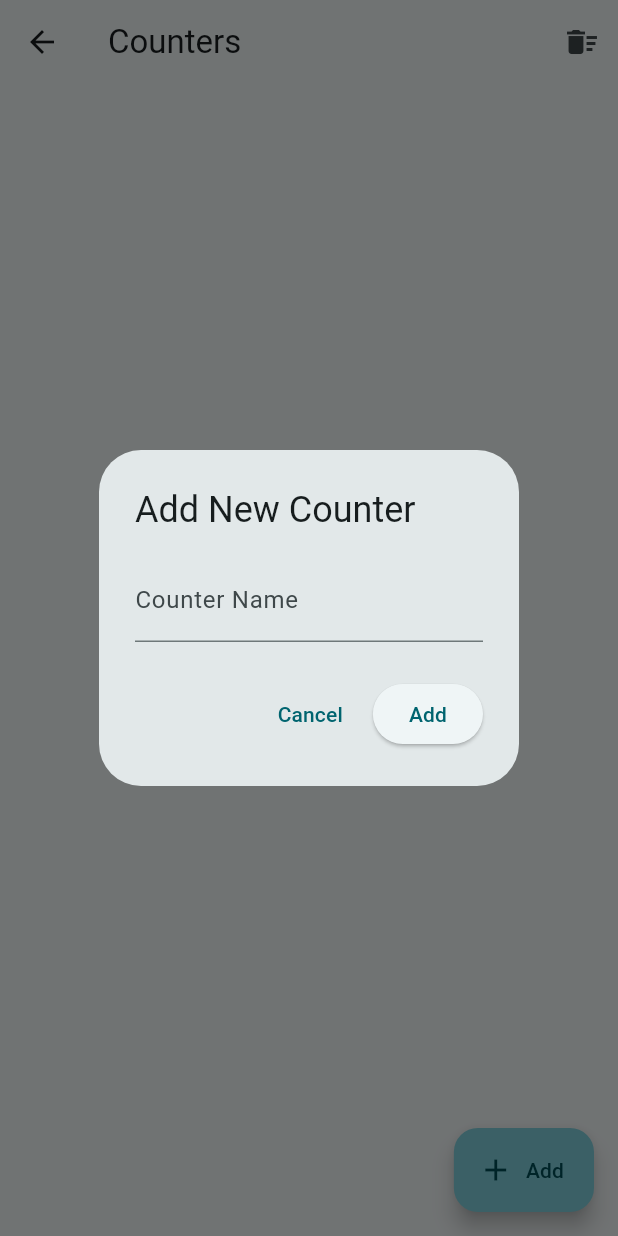
After one commit to defektive/perfect-pitch-counter, a Flutter app: the ArbitraryCountersPage screen opened directly, after a tap on "Add", on a phone screen of 412 x 824 dp. The commit adds this screen. Run offline on Flutter 3.47's test engine with Material 3 defaults, Android fonts, the phone set to English and light mode, and no system bars; our stand-ins replace package_info_plus; missing offline and left inert: wear_plus.

Commit message:
new page for arbitrary counters

```diff
--- /dev/null
+++ b/lib/models/arbitrary_counter.dart
@@ -0,0 +1,29 @@
+import 'package:flutter/foundation.dart';
+
+class ArbitraryCounter extends ChangeNotifier {
+  final String name;
+  final String id;
+  int _count = 0;
+
+  static int _nextId = 1;
+  ArbitraryCounter(this.name) : id = '${_nextId++}';
+
+  int get count => _count;
+
+  void increment() {
+    _count++;
+    notifyListeners();
+  }
+
+  void decrement() {
+    if (_count > 0) {
+      _count--;
+      notifyListeners();
+    }
+  }
+
+  void reset() {
+    _count = 0;
+    notifyListeners();
+  }
+}
--- /dev/null
+++ b/lib/models/counter_manager.dart
@@ -0,0 +1,42 @@
+import 'package:flutter/foundation.dart';
+import 'arbitrary_counter.dart';
+
+class CounterManager extends ChangeNotifier {
+  final List<ArbitraryCounter> _counters = [];
+
+  List<ArbitraryCounter> get counters => List.unmodifiable(_counters);
+  int get totalCount => _counters.fold(0, (sum, c) => sum + c.count);
+
+  void addCounter(String name) {
+    final counter = ArbitraryCounter(name);
+    _counters.add(counter);
+    notifyListeners();
+  }
+
+  void incrementCounter(ArbitraryCounter counter) {
+    counter.increment();
+    notifyListeners();
+  }
+
+  void decrementCounter(ArbitraryCounter counter) {
+    counter.decrement();
+    notifyListeners();
+  }
+
+  void resetCounter(ArbitraryCounter counter) {
+    counter.reset();
+    notifyListeners();
+  }
+
+  void removeCounter(ArbitraryCounter counter) {
+    _counters.remove(counter);
+    notifyListeners();
+  }
+
+  void resetAll() {
+    for (final counter in _counters) {
+      counter.reset();
+    }
+    notifyListeners();
+  }
+}
--- /dev/null
+++ b/lib/pages/arbitrary_counters.dart
@@ -0,0 +1,187 @@
+import 'package:flutter/material.dart';
+import 'package:provider/provider.dart';
+import '../models/counter_manager.dart';
+import '../models/arbitrary_counter.dart';
+
+class ArbitraryCountersPage extends StatefulWidget {
+  const ArbitraryCountersPage({super.key});
+
+  @override
+  State<ArbitraryCountersPage> createState() => _ArbitraryCountersPageState();
+}
+
+class _ArbitraryCountersPageState extends State<ArbitraryCountersPage> {
+  final _counterManager = CounterManager();
+  final _nameController = TextEditingController();
+  final _formKey = GlobalKey<FormState>();
+
+  @override
+  Widget build(BuildContext context) {
+    return ChangeNotifierProvider.value(
+      value: _counterManager,
+      child: Scaffold(
+        appBar: AppBar(
+          title: const Text('Counters'),
+          actions: [
+            IconButton(
+              icon: const Icon(Icons.delete_sweep),
+              tooltip: 'Reset All',
+              onPressed: _counterManager.resetAll,
+            ),
+          ],
+        ),
+        body: Consumer<CounterManager>(
+          builder: (context, manager, child) {
+            return manager.counters.isEmpty
+                ? const Center(
+                    child: Text(
+                      'No counters added. Tap + to add one.',
+                      style: TextStyle(color: Colors.grey),
+                    ),
+                  )
+                : ListView.builder(
+                    padding: const EdgeInsets.all(8),
+                    itemBuilder: (context, index) {
+                      return _buildCounterTile(manager.counters[index]);
+                    },
+                    itemCount: manager.counters.length,
+                  );
+          },
+        ),
+        floatingActionButton: FloatingActionButton.extended(
+          onPressed: _showAddCounterDialog,
+          tooltip: 'Add Counter',
+          icon: const Icon(Icons.add),
+          label: const Text('Add'),
+        ),
+      ),
+    );
+  }
+
+  Widget _buildCounterTile(ArbitraryCounter counter) {
+    return ListTile(
+      key: ValueKey(counter.id),
+      leading: Text(
+        counter.name,
+        style: const TextStyle(
+          fontWeight: FontWeight.bold,
+          fontSize: 18,
+        ),
+      ),
+      title: Container(
+        width: 50,
+        height: 50,
+        decoration: BoxDecoration(
+          color: Colors.grey[800],
+          borderRadius: BorderRadius.circular(25),
+        ),
+        child: Center(
+          child: Text(
+            counter.count.toString(),
+            style: const TextStyle(
+              fontSize: 24,
+              fontWeight: FontWeight.bold,
+            ),
+          ),
+        ),
+      ),
+      trailing: Row(
+        mainAxisSize: MainAxisSize.min,
+        children: [
+          IconButton(
+            icon: const Icon(Icons.remove),
+            onPressed: counter.count > 0
+                ? () => _counterManager.decrementCounter(counter)
+                : null,
+          ),
+          const SizedBox(width: 4),
+          IconButton(
+            icon: const Icon(Icons.add),
+            onPressed: () => _counterManager.incrementCounter(counter),
+          ),
+          IconButton(
+            icon: const Icon(Icons.refresh),
+            onPressed: () => _counterManager.resetCounter(counter),
+          ),
+          IconButton(
+            icon: const Icon(Icons.delete, color: Colors.red),
+            onPressed: () => _showRemoveDialog(counter),
+          ),
+        ],
+      ),
+      onTap: () => _showRemoveDialog(counter),
+    );
+  }
+
+  void _showAddCounterDialog() {
+    showDialog(
+      context: context,
+      builder: (context) => AlertDialog(
+        title: const Text('Add New Counter'),
+        content: Form(
+          key: _formKey,
+          child: TextFormField(
+            controller: _nameController,
+            decoration: const InputDecoration(
+              labelText: 'Counter Name',
+              hintText: 'e.g., Jumps, Sprints',
+            ),
+            validator: (value) {
+              if (value == null || value.isEmpty) {
+                return 'Please enter a name';
+              }
+              return null;
+            },
+          ),
+        ),
+        actions: [
+          TextButton(
+            onPressed: () => Navigator.pop(context),
+            child: const Text('Cancel'),
+          ),
+          ElevatedButton(
+            onPressed: _addCounter,
+            child: const Text('Add'),
+          ),
+        ],
+      ),
+    );
+  }
+
+  void _addCounter() {
+    if (_formKey.currentState!.validate()) {
+      _counterManager.addCounter(_nameController.text.trim());
+      _nameController.clear();
+      Navigator.pop(context);
+    }
+  }
+
+  void _showRemoveDialog(ArbitraryCounter counter) {
+    showDialog(
+      context: context,
+      builder: (context) => AlertDialog(
+        title: const Text('Remove Counter'),
+        content: Text('${counter.name} will be deleted permanently.'),
+        actions: [
+          TextButton(
+            onPressed: () => Navigator.pop(context),
+            child: const Text('Cancel'),
+          ),
+          ElevatedButton(
+            onPressed: () {
+              _counterManager.removeCounter(counter);
+              Navigator.pop(context);
+            },
+            child: const Text('Delete'),
+          ),
+        ],
+      ),
+    );
+  }
+
+  @override
+  void dispose() {
+    _nameController.dispose();
+    super.dispose();
+  }
+}
--- a/lib/pages/pitch_counter.dart
+++ b/lib/pages/pitch_counter.dart
@@ -1,6 +1,5 @@
 import 'package:flutter/material.dart';
 import 'package:pitch_counter/models/pitch_game.dart';
-import '../models/pitch_session.dart';
 
 class PitchCounterPage extends StatefulWidget {
   const PitchCounterPage({super.key});
```
Also changed, not shown: lib/app/bottom_nav.dart (+7 -6 lines), pubspec.lock.
